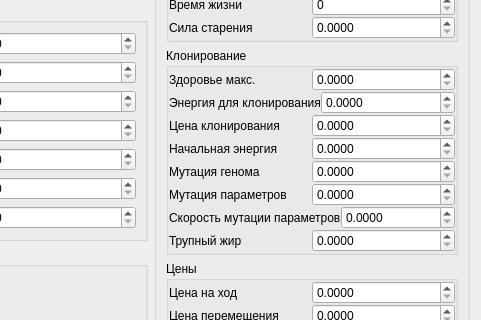
This is worldparametersdialog.ui in Tima45/gen6 as Qt 5 draws it before an edit; both pictures show x 246 to 727 and y 206 to 526 of the 727 by 829 pixel window. The edited form follows.
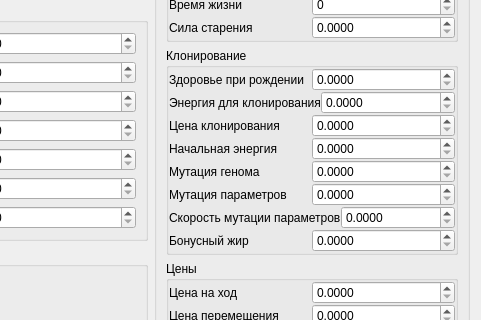
This is the edited form. Icons and pictures are not drawn.

The edit to the form file:
```diff
--- a/worldparametersdialog.ui
+++ b/worldparametersdialog.ui
@@ -839,7 +839,7 @@
               <string>&lt;html&gt;&lt;head/&gt;&lt;body&gt;&lt;p&gt;Количество жира получаемое ботом который наступил на труп&lt;/p&gt;&lt;/body&gt;&lt;/html&gt;</string>
              </property>
              <property name="text">
-              <string>Трупный жир</string>
+              <string>Бонусный жир</string>
              </property>
             </widget>
            </item>
@@ -863,7 +863,7 @@
               <string>&lt;html&gt;&lt;head/&gt;&lt;body&gt;&lt;p&gt;Максимальное количество здоровья&lt;br/&gt;Новорожденный боты появляются с этим количеством здоровья&lt;/p&gt;&lt;/body&gt;&lt;/html&gt;</string>
              </property>
              <property name="text">
-              <string>Здоровье макс.</string>
+              <string>Здоровье при рождении</string>
              </property>
             </widget>
            </item>
```
Left out of the diff: 17 changed lines with no effect on the pictures.
